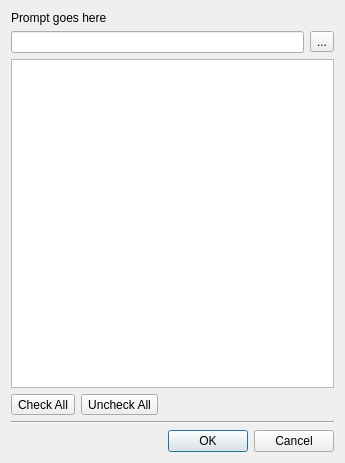
timbaker/tiled, file src/tiled/addtexturesdialog.ui: the form before one commit.
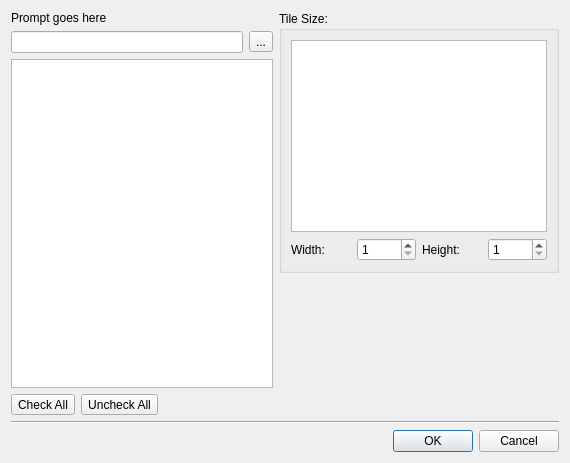
The form after the commit.

Commit message: Added texture tile size, shape sameAs/xform ui.

The edit to the form file:
```diff
--- a/src/tiled/addtexturesdialog.ui
+++ b/src/tiled/addtexturesdialog.ui
@@ -6,42 +6,24 @@
    <rect>
     <x>0</x>
     <y>0</y>
-    <width>345</width>
+    <width>570</width>
     <height>463</height>
    </rect>
   </property>
   <property name="windowTitle">
    <string>Add Textures</string>
   </property>
-  <layout class="QGridLayout" name="gridLayout">
-   <item row="6" column="0" colspan="2">
-    <widget class="Line" name="line">
-     <property name="orientation">
-      <enum>Qt::Horizontal</enum>
-     </property>
-    </widget>
-   </item>
-   <item row="7" column="1">
-    <widget class="QDialogButtonBox" name="buttonBox">
-     <property name="orientation">
-      <enum>Qt::Horizontal</enum>
-     </property>
-     <property name="standardButtons">
-      <set>QDialogButtonBox::Cancel|QDialogButtonBox::Ok</set>
-     </property>
-    </widget>
-   </item>
+  <layout class="QGridLayout" name="gridLayout_2">
    <item row="0" column="0">
+    <layout class="QVBoxLayout" name="verticalLayout">
+     <item>
     <widget class="QLabel" name="prompt">
      <property name="text">
       <string>Prompt goes here</string>
      </property>
     </widget>
    </item>
-   <item row="2" column="0" colspan="2">
-    <widget class="QListWidget" name="files"/>
-   </item>
-   <item row="1" column="0" colspan="2">
+     <item>
     <layout class="QHBoxLayout" name="pathLayout">
      <item>
       <widget class="QLineEdit" name="path">
@@ -59,7 +41,10 @@
      </item>
     </layout>
    </item>
-   <item row="5" column="0" colspan="2">
+     <item>
+      <widget class="QListWidget" name="files"/>
+     </item>
+     <item>
     <layout class="QHBoxLayout" name="horizontalLayout">
      <item>
       <widget class="QToolButton" name="checkAll">
@@ -89,6 +74,96 @@
       </spacer>
      </item>
     </layout>
+     </item>
+    </layout>
+   </item>
+   <item row="0" column="1">
+    <layout class="QVBoxLayout" name="verticalLayout_2">
+     <item>
+      <widget class="QGroupBox" name="groupBox">
+       <property name="title">
+        <string>Tile Size:</string>
+       </property>
+       <layout class="QGridLayout" name="gridLayout">
+        <item row="0" column="0" colspan="2">
+         <widget class="QListWidget" name="tileSize"/>
+        </item>
+        <item row="1" column="0">
+         <layout class="QHBoxLayout" name="horizontalLayout_2">
+          <item>
+           <widget class="QLabel" name="label">
+            <property name="text">
+             <string>Width:</string>
+            </property>
+           </widget>
+          </item>
+          <item>
+           <widget class="QSpinBox" name="tileWidth">
+            <property name="minimum">
+             <number>1</number>
+            </property>
+            <property name="maximum">
+             <number>1024</number>
+            </property>
+           </widget>
+          </item>
+         </layout>
+        </item>
+        <item row="1" column="1">
+         <layout class="QHBoxLayout" name="horizontalLayout_3">
+          <item>
+           <widget class="QLabel" name="label_2">
+            <property name="text">
+             <string>Height:</string>
+            </property>
+           </widget>
+          </item>
+          <item>
+           <widget class="QSpinBox" name="tileHeight">
+            <property name="minimum">
+             <number>1</number>
+            </property>
+            <property name="maximum">
+             <number>1024</number>
+            </property>
+           </widget>
+          </item>
+         </layout>
+        </item>
+       </layout>
+      </widget>
+     </item>
+     <item>
+      <spacer name="verticalSpacer">
+       <property name="orientation">
+        <enum>Qt::Vertical</enum>
+       </property>
+       <property name="sizeHint" stdset="0">
+        <size>
+         <width>20</width>
+         <height>40</height>
+        </size>
+       </property>
+      </spacer>
+     </item>
+    </layout>
+   </item>
+   <item row="1" column="0" colspan="2">
+    <widget class="Line" name="line">
+     <property name="orientation">
+      <enum>Qt::Horizontal</enum>
+     </property>
+    </widget>
+   </item>
+   <item row="2" column="0" colspan="2">
+    <widget class="QDialogButtonBox" name="buttonBox">
+     <property name="orientation">
+      <enum>Qt::Horizontal</enum>
+     </property>
+     <property name="standardButtons">
+      <set>QDialogButtonBox::Cancel|QDialogButtonBox::Ok</set>
+     </property>
+    </widget>
    </item>
   </layout>
  </widget>
```
Lines whose indentation alone changed are shown as unchanged. The commit also changes 14 other files.
